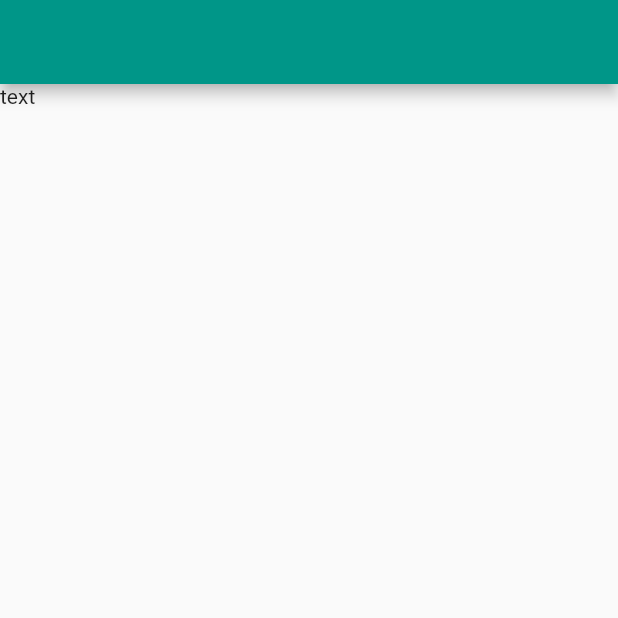
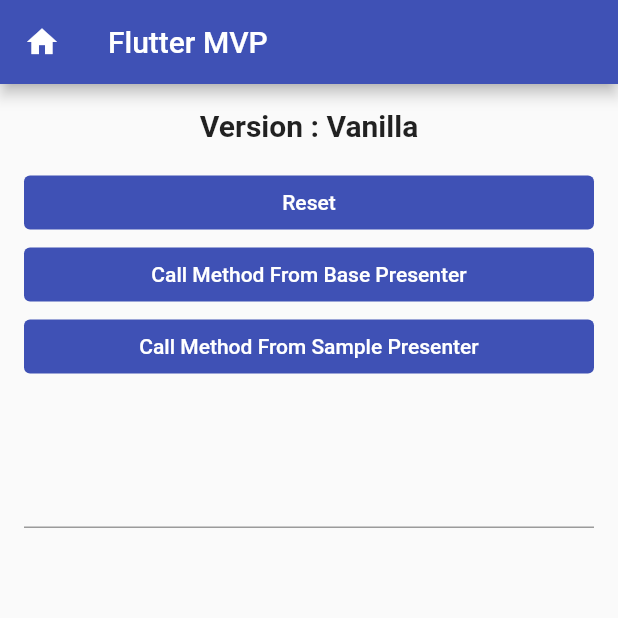
Before and after one commit to sapatekno/flutter_mvp, a Flutter app: the screen it shows after launch, on a phone screen of 412 x 824 dp, the top half of it. Run offline on Flutter 3.47's test engine with Material 2 defaults, Android fonts, the phone set to English and light mode, and no system bars.

Commit message:
App - Add Example

```diff
--- /dev/null
+++ b/lib/base/base_config.dart
@@ -0,0 +1,6 @@
+import 'package:flutter_mvp/base/base_type.dart';
+
+class BaseConfig {
+  static const APP_NAME = "Flutter MVP";
+  static const APP_BASE_TYPE = BaseType.vanilla;
+}
--- a/lib/base/base_presenter.dart
+++ b/lib/base/base_presenter.dart
@@ -1,6 +1,9 @@
 import 'package:flutter/material.dart';
 
-abstract class BaseContract {}
+abstract class BaseContract {
+  /// TODO * This is Just Example, Feel Free To Remove
+  void sampleBaseContractMethod(String message);
+}
 
 abstract class BasePresenter<Contract extends BaseContract> {
   late BuildContext context;
@@ -9,4 +12,12 @@
   void setContext(BuildContext context) => this.context = context;
 
   void setView(Contract view) => this.view = view;
+
+  /// TODO * This is Just Example, Feel Free To Remove
+  void sampleBasePresenterMethod() => view.sampleBaseContractMethod('This Message From Base Presenter Then Sent To View Via Base Contract.');
+
+  /// TODO * This is Just Example, Feel Free To Remove
+  void sampleBaseViewCallBasePresenter() {
+    print("This Message Show On Logcat, this Method Called Via Base View.");
+  }
 }
--- a/lib/base/base_stateful_widget.dart
+++ b/lib/base/base_stateful_widget.dart
@@ -14,6 +14,9 @@
       this.presenter.setContext(context);
       this.presenter.setView(view);
       onViewCreated();
+
+      /// TODO * This is Just Example, Feel Free To Remove
+      presenter.sampleBaseViewCallBasePresenter();
     });
   }
 
--- /dev/null
+++ b/lib/base/base_type.dart
@@ -0,0 +1,12 @@
+enum BaseType { vanilla, basic }
+
+extension BaseTypeExtension on BaseType {
+  String get name {
+    switch (this) {
+      case BaseType.vanilla:
+        return 'Vanilla';
+      case BaseType.basic:
+        return 'Basic';
+    }
+  }
+}
--- a/lib/main.dart
+++ b/lib/main.dart
@@ -1,5 +1,6 @@
 import 'package:flutter/material.dart';
-import 'package:flutter_mvp/page/login/login_view.dart';
+import 'package:flutter_mvp/base/base_config.dart';
+import 'package:flutter_mvp/page/sample/sample_view.dart';
 
 void main() => runApp(MainApp());
 
@@ -8,11 +9,11 @@
 
   @override
   Widget build(BuildContext context) => MaterialApp(
-        title: 'Flutter MVP Basic Architecture',
+        title: BaseConfig.APP_NAME,
         theme: ThemeData(
-          primarySwatch: Colors.teal,
+          primarySwatch: Colors.indigo,
           visualDensity: VisualDensity.adaptivePlatformDensity,
         ),
-        home: LoginView(),
+        home: SampleView(),
       );
 }
--- a/lib/page/login/login_presenter.dart
+++ /dev/null
@@ -1,5 +0,0 @@
-import 'package:flutter_mvp/base/base_presenter.dart';
-
-abstract class LoginContract extends BaseContract {}
-
-class LoginPresenter extends BasePresenter<LoginContract> {}
--- a/lib/page/login/login_view.dart
+++ /dev/null
@@ -1,31 +0,0 @@
-import 'package:flutter/material.dart';
-import 'package:flutter_mvp/base/base_stateful_widget.dart';
-import 'package:flutter_mvp/page/login/login_presenter.dart';
-
-class LoginView extends BaseStatefulWidget {
-  const LoginView({Key? key}) : super(key: key);
-
-  @override
-  _LoginViewState createState() => _LoginViewState();
-}
-
-class _LoginViewState extends BaseState<LoginView, LoginPresenter> implements LoginContract {
-  @override
-  void initState() {
-    super.initState();
-    onInitState(context: context, presenter: LoginPresenter(), view: this);
-  }
-
-  @override
-  Widget build(BuildContext context) {
-    return Scaffold(
-      appBar: AppBar(),
-      body: Container(
-        child: Text('text'),
-      ),
-    );
-  }
-
-  @override
-  void onViewCreated() {}
-}
--- /dev/null
+++ b/lib/page/sample/sample_presenter.dart
@@ -0,0 +1,13 @@
+import 'package:flutter_mvp/base/base_presenter.dart';
+
+abstract class SampleContract extends BaseContract {
+  /// TODO * This is Just Example, Feel Free To Remove
+  void sampleSampleContractMethod(String message);
+}
+
+class SamplePresenter extends BasePresenter<SampleContract> {
+  /// TODO * This is Just Example, Feel Free To Remove
+  sampleSamplePresenterMethod() {
+    view.sampleSampleContractMethod('This Message From Sample Presenter Then Sent To View Via Sample Contract.');
+  }
+}
--- /dev/null
+++ b/lib/page/sample/sample_view.dart
@@ -0,0 +1,104 @@
+import 'package:flutter/material.dart';
+import 'package:flutter_mvp/base/base_config.dart';
+import 'package:flutter_mvp/base/base_stateful_widget.dart';
+import 'package:flutter_mvp/base/base_type.dart';
+import 'package:flutter_mvp/page/sample/sample_presenter.dart';
+
+class SampleView extends BaseStatefulWidget {
+  const SampleView({Key? key}) : super(key: key);
+
+  @override
+  _SampleViewState createState() => _SampleViewState();
+}
+
+class _SampleViewState extends BaseState<SampleView, SamplePresenter> implements SampleContract {
+  final BaseType _baseType = BaseConfig.APP_BASE_TYPE;
+  TextEditingController _outputController = TextEditingController();
+
+  @override
+  void initState() {
+    super.initState();
+    onInitState(context: context, presenter: SamplePresenter(), view: this);
+  }
+
+  @override
+  Widget build(BuildContext context) {
+    return Scaffold(
+      appBar: AppBar(
+          leading: IconButton(
+            icon: Icon(Icons.home),
+            onPressed: () {},
+          ),
+          title: Text(BaseConfig.APP_NAME)),
+      body: Column(
+        crossAxisAlignment: CrossAxisAlignment.stretch,
+        children: [
+          Padding(
+            padding: EdgeInsets.only(left: 16, top: 16, right: 16, bottom: 16),
+            child: Text(
+              "Version : ${_baseType.name}",
+              style: TextStyle(fontSize: 20, fontWeight: FontWeight.bold),
+              textAlign: TextAlign.center,
+            ),
+          ),
+          Padding(
+            padding: EdgeInsets.only(left: 16, top: 0, right: 16, bottom: 0),
+            child: TextButton(
+              style: ButtonStyle(backgroundColor: MaterialStateProperty.resolveWith((states) => Colors.indigo)),
+              onPressed: () => _outputController.text = '',
+              child: Text(
+                'Reset',
+                style: TextStyle(color: Colors.white),
+              ),
+            ),
+          ),
+          Padding(
+            padding: EdgeInsets.only(left: 16, top: 0, right: 16, bottom: 0),
+            child: TextButton(
+              style: ButtonStyle(backgroundColor: MaterialStateProperty.resolveWith((states) => Colors.indigo)),
+              onPressed: () => presenter.sampleBasePresenterMethod(),
+              child: Text(
+                'Call Method From Base Presenter',
+                style: TextStyle(color: Colors.white),
+              ),
+            ),
+          ),
+          Padding(
+            padding: EdgeInsets.only(left: 16, top: 0, right: 16, bottom: 0),
+            child: TextButton(
+              style: ButtonStyle(backgroundColor: MaterialStateProperty.resolveWith((states) => Colors.indigo)),
+              onPressed: () => presenter.sampleSamplePresenterMethod(),
+              child: Text(
+                'Call Method From Sample Presenter',
+                style: TextStyle(color: Colors.white),
+              ),
+            ),
+          ),
+          Padding(
+            padding: EdgeInsets.only(left: 16, top: 16, right: 16, bottom: 16),
+            child: TextFormField(
+              readOnly: true,
+              textAlign: TextAlign.center,
+              controller: _outputController,
+              minLines: 3,
+              maxLines: 3,
+            ),
+          ),
+        ],
+      ),
+    );
+  }
+
+  @override
+  void onViewCreated() {}
+
+  /// TODO * This is Just Example, Feel Free To Remove
+  @override
+  void sampleBaseContractMethod(String message) => _outputController.text = message;
+
+  /// TODO * This is Just Example, Feel Free To Remove
+  @override
+  void sampleSampleContractMethod(String message) {
+    _outputController.text = message;
+  }
+}
--- a/pubspec.yaml
+++ b/pubspec.yaml
@@ -23,7 +23,6 @@
 dependencies:
   flutter:
     sdk: flutter
-
 
   # The following adds the Cupertino Icons font to your application.
   # Use with the CupertinoIcons class for iOS style icons.
```
